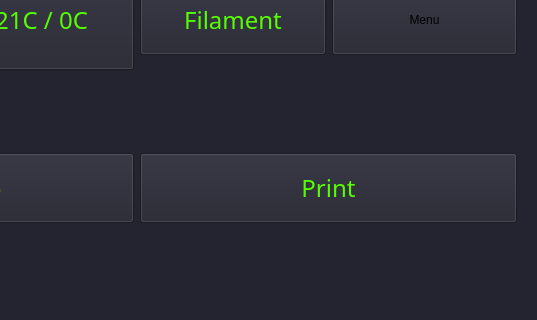
Before: the Qt Designer form form.ui in cpyarger/inker, drawn with Qt 5; both pictures show x 263 to 800 and y 280 to 600 of the 800 by 600 pixel window.
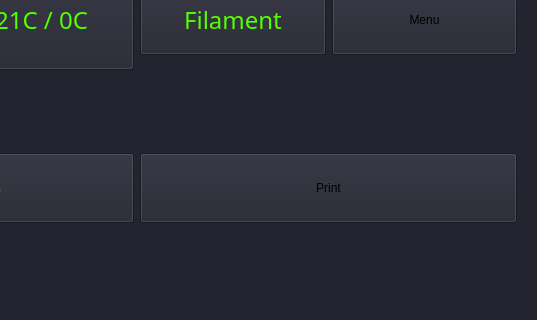
After: the same form once the commit is applied. Icons and pictures are not drawn.

```diff
--- a/form.ui
+++ b/form.ui
@@ -833,7 +833,11 @@
           </size>
          </property>
          <property name="autoFillBackground">
-          <bool>true</bool>
+          <bool>false</bool>
+         </property>
+         <property name="styleSheet">
+          <string notr="true">background-color: rgb(35, 36, 47);
+alternate-background-color: rgb(35, 36, 47);</string>
          </property>
          <property name="text">
           <string>Print</string>
```
